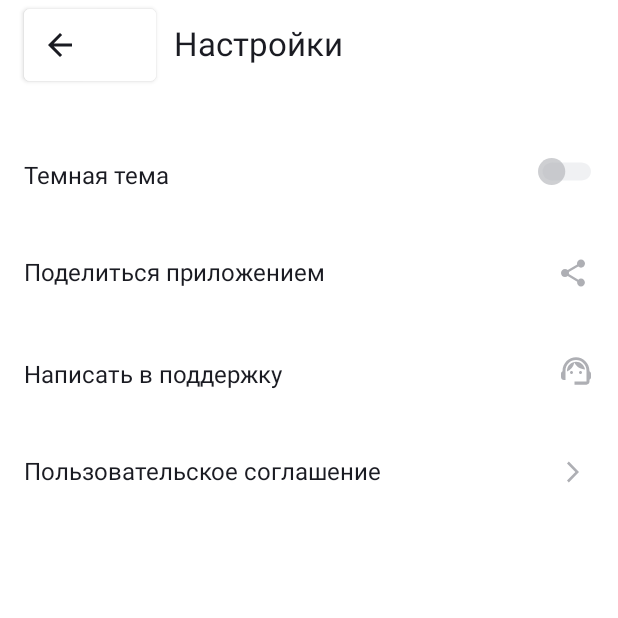
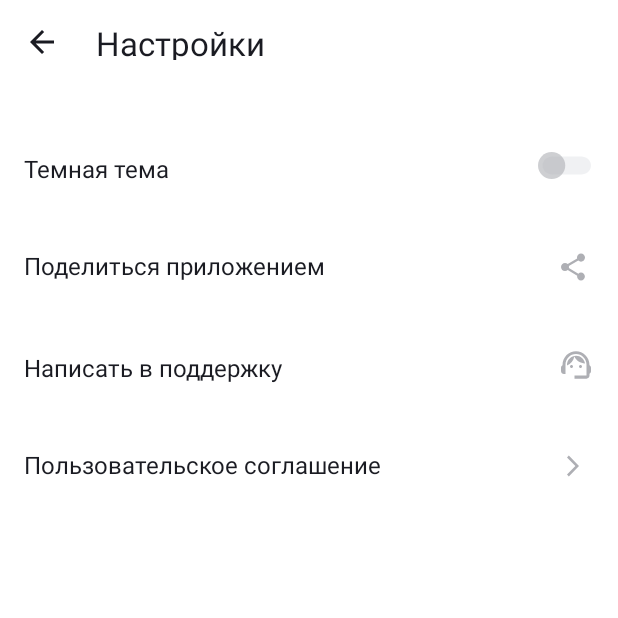
Before and after one commit to ZinovievIv/PlayList, an Android app: the SettingsActivity screen opened directly, with no data from a screen before it, on a phone screen of 412 x 824 dp, the top half of it. Run offline under Robolectric (Android 15) with nearby library versions, the phone set to English and light mode, and no system bars.

Commit message:
Сдача

```diff
--- a/app/src/main/java/com/example/playlistmaker/SettingsActivity.kt
+++ b/app/src/main/java/com/example/playlistmaker/SettingsActivity.kt
@@ -1,11 +1,29 @@
 package com.example.playlistmaker
 
+import android.annotation.SuppressLint
+import android.content.Intent
 import androidx.appcompat.app.AppCompatActivity
 import android.os.Bundle
+import android.view.View
+import android.widget.ImageButton
+import android.widget.ImageView
 
 class SettingsActivity : AppCompatActivity() {
+
+    @SuppressLint("MissingInflatedId")
     override fun onCreate(savedInstanceState: Bundle?) {
         super.onCreate(savedInstanceState)
         setContentView(R.layout.activity_settings)
+        val arrowBack = findViewById<ImageButton>(R.id.arrow_back)
+
+        val imageButtonClickListener: View.OnClickListener = View.OnClickListener { v ->
+            when (v?.id) {
+                R.id.arrow_back -> {
+                        val arrowBackIntent = Intent(this@SettingsActivity, MainActivity::class.java)
+                        startActivity(arrowBackIntent)
+                }
+            }
+        }
+        arrowBack.setOnClickListener(imageButtonClickListener)
     }
 }
--- a/app/src/main/res/layout/activity_settings.xml
+++ b/app/src/main/res/layout/activity_settings.xml
@@ -6,36 +6,39 @@
     android:orientation="vertical"
     android:background="@color/white">
 
-    <androidx.appcompat.widget.Toolbar
+    <LinearLayout
         android:id="@+id/toolbar"
         android:layout_width="match_parent"
         android:layout_height="wrap_content"
+        android:paddingStart="4dp"
+        android:paddingEnd="52dp"
+        android:paddingTop="4dp"
+        android:paddingBottom="4dp"
         android:background="@android:color/white">
 
-        <Button
+        <ImageButton
+            android:id="@+id/arrow_back"
+            android:src="@drawable/arrow_back"
             android:layout_width="wrap_content"
             android:layout_height="wrap_content"
             android:backgroundTint="@color/white"
             android:paddingVertical="12dp"
-            android:paddingHorizontal="12dp"
-            app:icon="@drawable/arrow_back"
-            app:iconTint="@color/black"/>
+            android:paddingHorizontal="12dp"/>
 
         <TextView
             android:layout_width="wrap_content"
             android:layout_height="match_parent"
+            android:gravity="center"
             android:paddingStart="12dp"
             android:paddingTop="10dp"
+            android:paddingEnd="86dp"
             android:paddingBottom="12dp"
-            android:paddingEnd="86dp"
-            android:gravity="center"
             android:text="@string/settings"
             android:textColor="@color/black"
-            android:textSize="22sp"/>
+            android:textSize="22sp" />
 
 
-
-    </androidx.appcompat.widget.Toolbar>
+    </LinearLayout>
 
     <FrameLayout
         android:layout_width="match_parent"
```
Also changed, not shown: app/src/main/java/com/example/playlistmaker/MainActivity.kt (+29 -26 lines).
